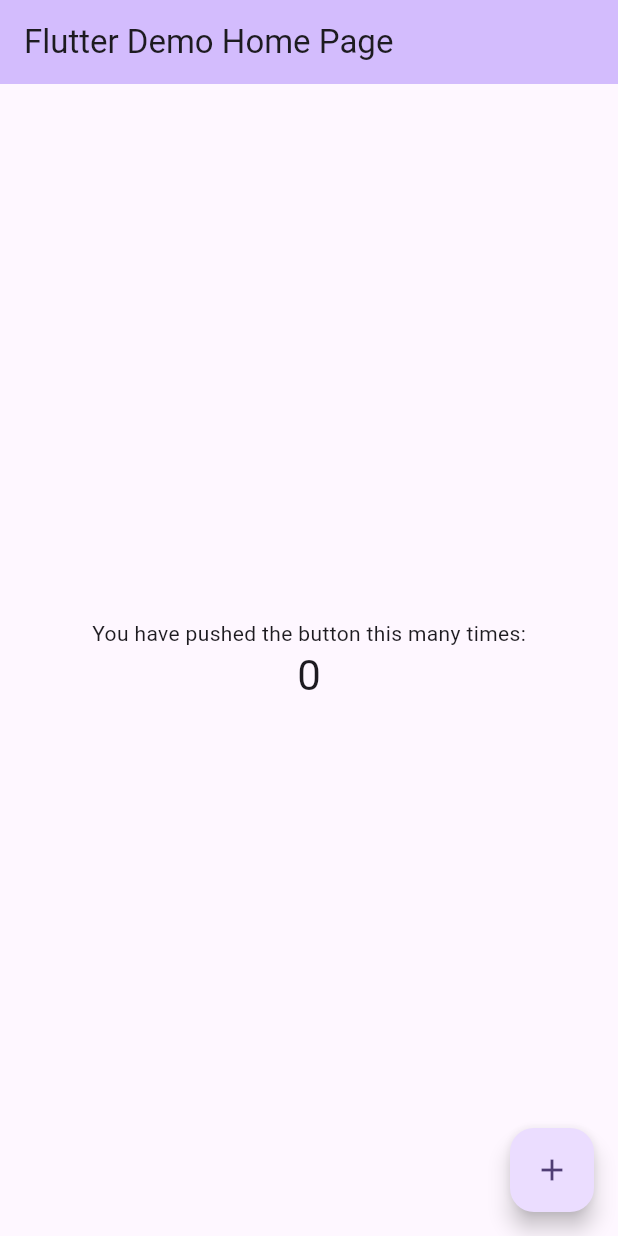
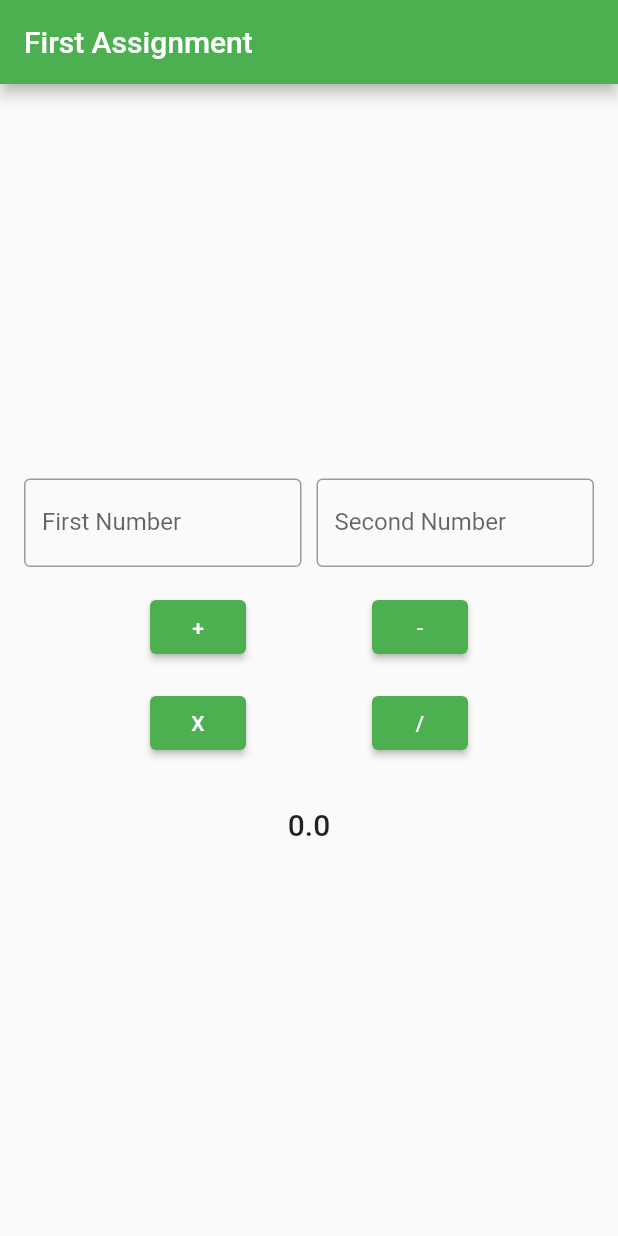
Before and after one commit to UsamaNaseer/The-Flutter-Way, a Flutter app: the screen it shows after launch, on a phone screen of 412 x 824 dp. Run offline on Flutter 3.47's test engine with Material 2 defaults, Android fonts, the phone set to English and light mode, and no system bars.

```diff
--- a/lib/main.dart
+++ b/lib/main.dart
@@ -1,125 +1,147 @@
 import 'package:flutter/material.dart';
+import 'package:flutter/services.dart';
 
 void main() {
-  runApp(const MyApp());
+  runApp(const CalculatorApp());
 }
 
-class MyApp extends StatelessWidget {
-  const MyApp({super.key});
+class CalculatorApp extends StatelessWidget {
+  const CalculatorApp({super.key});
 
-  // This widget is the root of your application.
   @override
   Widget build(BuildContext context) {
     return MaterialApp(
-      title: 'Flutter Demo',
                          theme: ThemeData(
-        // This is the theme of your application.
-        //
-        // TRY THIS: Try running your application with "flutter run". You'll see
-        // the application has a blue toolbar. Then, without quitting the app,
-        // try changing the seedColor in the colorScheme below to Colors.green
-        // and then invoke "hot reload" (save your changes or press the "hot
-        // reload" button in a Flutter-supported IDE, or press "r" if you used
-        // the command line to start the app).
-        //
-        // Notice that the counter didn't reset back to zero; the application
-        // state is not lost during the reload. To reset the state, use hot
-        // restart instead.
-        //
-        // This works for code too, not just values: Most code changes can be
-        // tested with just a hot reload.
-        colorScheme: ColorScheme.fromSeed(seedColor: Colors.deepPurple),
-        useMaterial3: true,
+                           primarySwatch: Colors.green,
                       ),
-      home: const MyHomePage(title: 'Flutter Demo Home Page'),
-    );
+                      home: const CalculateScreen(title: 'First Assignment'));
   }
 }
 
-class MyHomePage extends StatefulWidget {
-  const MyHomePage({super.key, required this.title});
-
-  // This widget is the home page of your application. It is stateful, meaning
-  // that it has a State object (defined below) that contains fields that affect
-  // how it looks.
-
-  // This class is the configuration for the state. It holds the values (in this
-  // case the title) provided by the parent (in this case the App widget) and
-  // used by the build method of the State. Fields in a Widget subclass are
-  // always marked "final".
+class CalculateScreen extends StatefulWidget {
+  const CalculateScreen({super.key, required this.title});
 
   final String title;
 
   @override
-  State<MyHomePage> createState() => _MyHomePageState();
+  State<CalculateScreen> createState() => _CalculateState();
 }
 
-class _MyHomePageState extends State<MyHomePage> {
-  int _counter = 0;
+class _CalculateState extends State<CalculateScreen> {
+  double _answer = 0.0;
+  var firstInputController = TextEditingController();
+  var secondInputController = TextEditingController();
 
-  void _incrementCounter() {
-    setState(() {
-      // This call to setState tells the Flutter framework that something has
-      // changed in this State, which causes it to rerun the build method below
-      // so that the display can reflect the updated values. If we changed
-      // _counter without calling setState(), then the build method would not be
-      // called again, and so nothing would appear to happen.
-      _counter++;
+   void addNumbers(double num1, double num2) => setState(() {
+      _answer = num1 + num2;
     });
-  }
+
+     void subtract(double num1, double num2) => setState(() {
+        _answer = num1 - num2;
+     });
+
+    void multiply(double num1, double num2) => setState(() {
+       _answer = num1 * num2;
+     });
+
+    void divide(double num1, double num2) => setState(() {
+       _answer = num1 / num2;
+    });
 
     @override
     Widget build(BuildContext context) {
-    // This method is rerun every time setState is called, for instance as done
-    // by the _incrementCounter method above.
-    //
-    // The Flutter framework has been optimized to make rerunning build methods
-    // fast, so that you can just rebuild anything that needs updating rather
-    // than having to individually change instances of widgets.
+
     return Scaffold(
       appBar: AppBar(
-        // TRY THIS: Try changing the color here to a specific color (to
-        // Colors.amber, perhaps?) and trigger a hot reload to see the AppBar
-        // change color while the other colors stay the same.
-        backgroundColor: Theme.of(context).colorScheme.inversePrimary,
-        // Here we take the value from the MyHomePage object that was created by
-        // the App.build method, and use it to set our appbar title.
         title: Text(widget.title),
       ),
       body: Center(
-        // Center is a layout widget. It takes a single child and positions it
-        // in the middle of the parent.
         child: Column(
-          // Column is also a layout widget. It takes a list of children and
-          // arranges them vertically. By default, it sizes itself to fit its
-          // children horizontally, and tries to be as tall as its parent.
-          //
-          // Column has various properties to control how it sizes itself and
-          // how it positions its children. Here we use mainAxisAlignment to
-          // center the children vertically; the main axis here is the vertical
-          // axis because Columns are vertical (the cross axis would be
-          // horizontal).
-          //
-          // TRY THIS: Invoke "debug painting" (choose the "Toggle Debug Paint"
-          // action in the IDE, or press "p" in the console), to see the
-          // wireframe for each widget.
           mainAxisAlignment: MainAxisAlignment.center,
-          children: <Widget>[
-            const Text(
-              'You have pushed the button this many times:',
+          children: [
+            Padding(
+              padding: const EdgeInsets.all(16.0),
+              child: Column(
+                children: [
+                  Row(
+                     mainAxisAlignment: MainAxisAlignment.spaceEvenly,
+                    children: [
+                    getFlexibleTextfield('First Number', firstInputController),
+                    const SizedBox(
+                      width: 10,
+                    ),
+                    getFlexibleTextfield('Second Number', secondInputController),
+                    ]
+                  )
+                 ,
+                  const SizedBox(
+                    height: 16.0,
+                  ),
+                  Row(
+                    mainAxisAlignment: MainAxisAlignment.spaceEvenly,
+                    children: [
+                      getButton("+", (){
+                        addNumbers(double.parse(firstInputController.text),
+                            double.parse(secondInputController.text));
+                      }),
+                      getButton("-", (){
+                        subtract(double.parse(firstInputController.text),
+                            double.parse(secondInputController.text));
+                      })
+                    ],
+                  ),
+                  const SizedBox(
+                    height: 16.0,
+                  ),
+                  Row(
+                    mainAxisAlignment: MainAxisAlignment.spaceEvenly,
+                    children: [
+                      getButton("X", (){
+                        multiply(double.parse(firstInputController.text),
+                            double.parse(secondInputController.text));
+                      }),
+                      getButton("/", (){
+                        divide(double.parse(firstInputController.text),
+                            double.parse(secondInputController.text));
+                      })
+                    ],
+                  ),
+                  const SizedBox(
+                    height: 32.0,
                   ),
                   Text(
-              '$_counter',
-              style: Theme.of(context).textTheme.headlineMedium,
+                    "$_answer",
+                    style: Theme.of(context).textTheme.titleLarge,
                   ),
                 ],
               ),
             ),
-      floatingActionButton: FloatingActionButton(
-        onPressed: _incrementCounter,
-        tooltip: 'Increment',
-        child: const Icon(Icons.add),
+          ],
+        ),
       ), // This trailing comma makes auto-formatting nicer for build methods.
     );
   }
+
+  // MARK:- Return Textfield with decoration
+  Flexible getFlexibleTextfield(String text, TextEditingController controller) {
+    return  Flexible(
+                  child: TextField(
+                  controller: controller,
+                  decoration: InputDecoration(border: const OutlineInputBorder(),
+                              labelText: text),
+                  keyboardType: TextInputType.number,
+                  inputFormatters: [
+                    FilteringTextInputFormatter.digitsOnly
+                  ]
+                ),
+                );
   }
+
+ // MARK:- Return button with callback
+  ElevatedButton getButton(String text, VoidCallback callback) {
+        return ElevatedButton(
+                        child: Text(text),
+                        onPressed: () => {callback()},
+                      );
+  }
+}
```
Also changed, not shown: 1 other file. Lines whose indentation alone changed are shown as unchanged.
